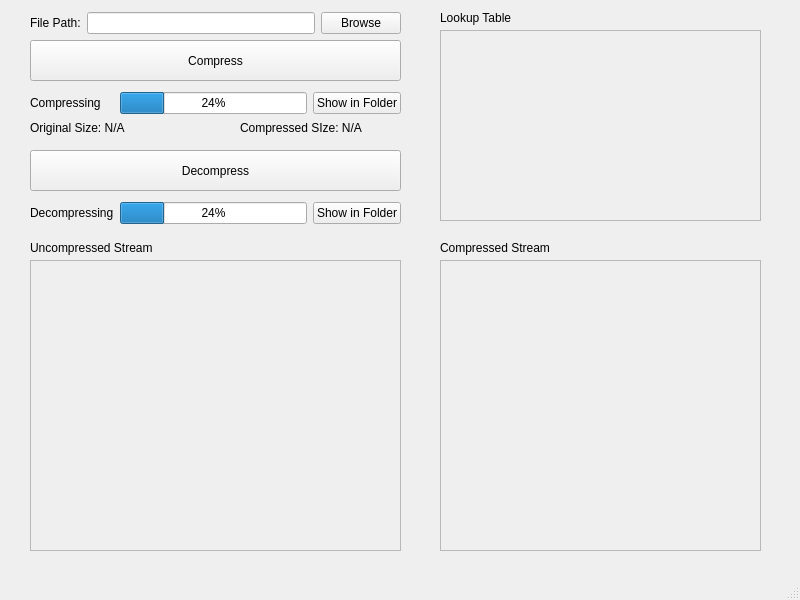
Qt form mainwindow.ui (PaimonCodes/huffman) before a commit.
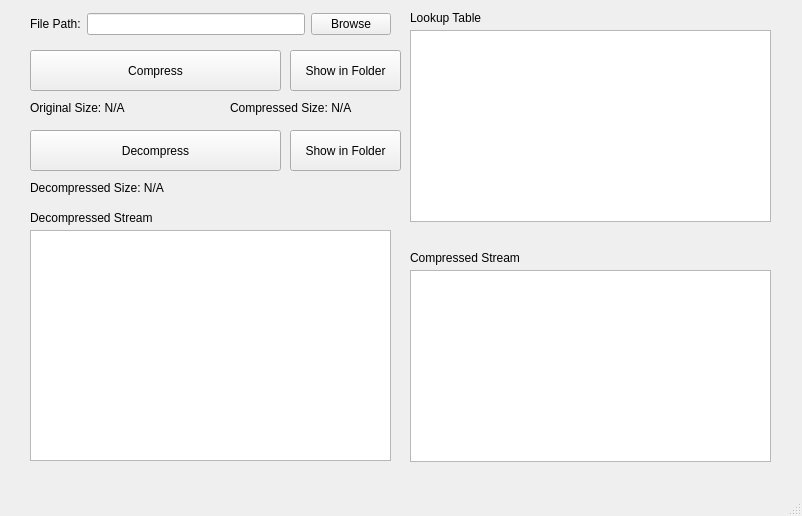
The same form after that commit.

Patch:
```diff
--- a/mainwindow.ui
+++ b/mainwindow.ui
@@ -6,10 +6,27 @@
    <rect>
     <x>0</x>
     <y>0</y>
-    <width>800</width>
-    <height>600</height>
+    <width>802</width>
+    <height>516</height>
    </rect>
   </property>
+  <property name="minimumSize">
+   <size>
+    <width>802</width>
+    <height>516</height>
+   </size>
+  </property>
+  <property name="maximumSize">
+   <size>
+    <width>802</width>
+    <height>516</height>
+   </size>
+  </property>
+  <property name="font">
+   <font>
+    <family>Ubuntu</family>
+   </font>
+  </property>
   <property name="windowTitle">
    <string>MainWindow</string>
   </property>
@@ -18,8 +35,8 @@
     <property name="geometry">
      <rect>
       <x>30</x>
-      <y>40</y>
-      <width>371</width>
+      <y>50</y>
+      <width>251</width>
       <height>41</height>
      </rect>
     </property>
@@ -27,120 +44,12 @@
      <string>Compress</string>
     </property>
    </widget>
-   <widget class="QScrollArea" name="scrollArea">
-    <property name="geometry">
-     <rect>
-      <x>440</x>
-      <y>30</y>
-      <width>321</width>
-      <height>191</height>
-     </rect>
-    </property>
-    <property name="widgetResizable">
-     <bool>true</bool>
-    </property>
-    <widget class="QWidget" name="scrollAreaWidgetContents">
-     <property name="geometry">
-      <rect>
-       <x>0</x>
-       <y>0</y>
-       <width>319</width>
-       <height>189</height>
-      </rect>
-     </property>
-    </widget>
-   </widget>
-   <widget class="QLabel" name="label_lookup_table">
-    <property name="geometry">
-     <rect>
-      <x>440</x>
-      <y>10</y>
-      <width>81</width>
-      <height>16</height>
-     </rect>
-    </property>
-    <property name="text">
-     <string>Lookup Table</string>
-    </property>
-   </widget>
-   <widget class="QScrollArea" name="scrollArea_2">
-    <property name="geometry">
-     <rect>
-      <x>440</x>
-      <y>260</y>
-      <width>321</width>
-      <height>291</height>
-     </rect>
-    </property>
-    <property name="widgetResizable">
-     <bool>true</bool>
-    </property>
-    <widget class="QWidget" name="scrollAreaWidgetContents_2">
-     <property name="geometry">
-      <rect>
-       <x>0</x>
-       <y>0</y>
-       <width>319</width>
-       <height>289</height>
-      </rect>
-     </property>
-    </widget>
-   </widget>
-   <widget class="QLabel" name="label_compressed_stream">
-    <property name="geometry">
-     <rect>
-      <x>440</x>
-      <y>240</y>
-      <width>121</width>
-      <height>16</height>
-     </rect>
-    </property>
-    <property name="text">
-     <string>Compressed Stream</string>
-    </property>
-   </widget>
-   <widget class="QScrollArea" name="scrollArea_3">
-    <property name="geometry">
-     <rect>
-      <x>30</x>
-      <y>260</y>
-      <width>371</width>
-      <height>291</height>
-     </rect>
-    </property>
-    <property name="widgetResizable">
-     <bool>true</bool>
-    </property>
-    <widget class="QWidget" name="scrollAreaWidgetContents_3">
-     <property name="geometry">
-      <rect>
-       <x>0</x>
-       <y>0</y>
-       <width>369</width>
-       <height>289</height>
-      </rect>
-     </property>
-    </widget>
-   </widget>
-   <widget class="QLabel" name="label_uncompressed_stream">
-    <property name="geometry">
-     <rect>
-      <x>30</x>
-      <y>240</y>
-      <width>141</width>
-      <height>16</height>
-     </rect>
-    </property>
-    <property name="text">
-     <string>Uncompressed Stream</string>
-    </property>
-   </widget>
    <widget class="QPushButton" name="decompress">
     <property name="geometry">
      <rect>
       <x>30</x>
-      <y>150</y>
-      <width>371</width>
+      <y>130</y>
+      <width>251</width>
       <height>41</height>
      </rect>
     </property>
@@ -148,45 +57,12 @@
      <string>Decompress</string>
     </property>
    </widget>
-   <widget class="QWidget" name="layoutWidget">
-    <property name="geometry">
-     <rect>
-      <x>30</x>
-      <y>200</y>
-      <width>371</width>
-      <height>26</height>
-     </rect>
-    </property>
-    <layout class="QHBoxLayout" name="horizontalLayout_3">
-     <item>
-      <widget class="QLabel" name="label_decompressing">
-       <property name="text">
-        <string>Decompressing</string>
-       </property>
-      </widget>
-     </item>
-     <item>
-      <widget class="QProgressBar" name="decompress_bar">
-       <property name="value">
-        <number>24</number>
-       </property>
-      </widget>
-     </item>
-     <item>
-      <widget class="QPushButton" name="pushButton_showShowInFolder_2">
-       <property name="text">
-        <string>Show in Folder</string>
-       </property>
-      </widget>
-     </item>
-    </layout>
-   </widget>
    <widget class="QLabel" name="label_original_size">
     <property name="geometry">
      <rect>
       <x>30</x>
-      <y>120</y>
-      <width>141</width>
+      <y>100</y>
+      <width>161</width>
       <height>16</height>
      </rect>
     </property>
@@ -197,23 +73,23 @@
    <widget class="QLabel" name="label_compressed_size">
     <property name="geometry">
      <rect>
-      <x>240</x>
-      <y>120</y>
+      <x>230</x>
+      <y>100</y>
       <width>161</width>
       <height>16</height>
      </rect>
     </property>
     <property name="text">
-     <string>Compressed SIze: N/A</string>
+     <string>Compressed Size: N/A</string>
     </property>
    </widget>
-   <widget class="QWidget" name="">
+   <widget class="QWidget" name="layoutWidget">
     <property name="geometry">
      <rect>
       <x>30</x>
       <y>10</y>
-      <width>371</width>
-      <height>26</height>
+      <width>361</width>
+      <height>28</height>
      </rect>
     </property>
     <layout class="QHBoxLayout" name="horizontalLayout">
@@ -236,38 +112,119 @@
      </item>
     </layout>
    </widget>
-   <widget class="QWidget" name="">
+   <widget class="QLabel" name="label_lookup_table">
     <property name="geometry">
      <rect>
+      <x>410</x>
+      <y>10</y>
+      <width>101</width>
+      <height>16</height>
+     </rect>
+    </property>
+    <property name="text">
+     <string>Lookup Table</string>
+    </property>
+   </widget>
+   <widget class="QTextBrowser" name="lookup_table_display">
+    <property name="geometry">
+     <rect>
+      <x>410</x>
+      <y>30</y>
+      <width>361</width>
+      <height>192</height>
+     </rect>
+    </property>
+   </widget>
+   <widget class="QTextBrowser" name="compressed_stream">
+    <property name="geometry">
+     <rect>
+      <x>410</x>
+      <y>270</y>
+      <width>361</width>
+      <height>192</height>
+     </rect>
+    </property>
+   </widget>
+   <widget class="QLabel" name="label_compressed_stream">
+    <property name="geometry">
+     <rect>
+      <x>410</x>
+      <y>250</y>
+      <width>141</width>
+      <height>16</height>
+     </rect>
+    </property>
+    <property name="text">
+     <string>Compressed Stream</string>
+    </property>
+   </widget>
+   <widget class="QTextBrowser" name="decompressed_stream">
+    <property name="geometry">
+     <rect>
       <x>30</x>
-      <y>90</y>
-      <width>371</width>
-      <height>26</height>
+      <y>230</y>
+      <width>361</width>
+      <height>231</height>
      </rect>
     </property>
-    <layout class="QHBoxLayout" name="horizontalLayout_2">
-     <item>
-      <widget class="QLabel" name="label_compressing">
-       <property name="text">
-        <string>Compressing    </string>
-       </property>
-      </widget>
-     </item>
-     <item>
-      <widget class="QProgressBar" name="compress_bar">
-       <property name="value">
-        <number>24</number>
-       </property>
-      </widget>
-     </item>
-     <item>
-      <widget class="QPushButton" name="pushButton_showShowInFolder">
-       <property name="text">
-        <string>Show in Folder</string>
-       </property>
-      </widget>
-     </item>
-    </layout>
+    <property name="horizontalScrollBarPolicy">
+     <enum>Qt::ScrollBarAsNeeded</enum>
+    </property>
+    <property name="lineWrapMode">
+     <enum>QTextEdit::NoWrap</enum>
+    </property>
+   </widget>
+   <widget class="QLabel" name="label_decompressed_stream">
+    <property name="geometry">
+     <rect>
+      <x>30</x>
+      <y>210</y>
+      <width>161</width>
+      <height>16</height>
+     </rect>
+    </property>
+    <property name="text">
+     <string>Decompressed Stream</string>
+    </property>
+   </widget>
+   <widget class="QPushButton" name="pushButton_showShowInFolder_2">
+    <property name="geometry">
+     <rect>
+      <x>290</x>
+      <y>130</y>
+      <width>111</width>
+      <height>41</height>
+     </rect>
+    </property>
+    <property name="text">
+     <string>Show in Folder</string>
+    </property>
+   </widget>
+   <widget class="QPushButton" name="pushButton_showShowInFolder">
+    <property name="geometry">
+     <rect>
+      <x>290</x>
+      <y>50</y>
+      <width>111</width>
+      <height>41</height>
+     </rect>
+    </property>
+    <property name="text">
+     <string>Show in Folder</string>
+    </property>
+   </widget>
+   <widget class="QLabel" name="label_decompressed_size">
+    <property name="geometry">
+     <rect>
+      <x>30</x>
+      <y>180</y>
+      <width>191</width>
+      <height>16</height>
+     </rect>
+    </property>
+    <property name="text">
+     <string>Decompressed Size: N/A</string>
+    </property>
    </widget>
   </widget>
   <widget class="QMenuBar" name="menubar">
```
Left out of the diff: 4 changed lines with no effect on the pictures.
